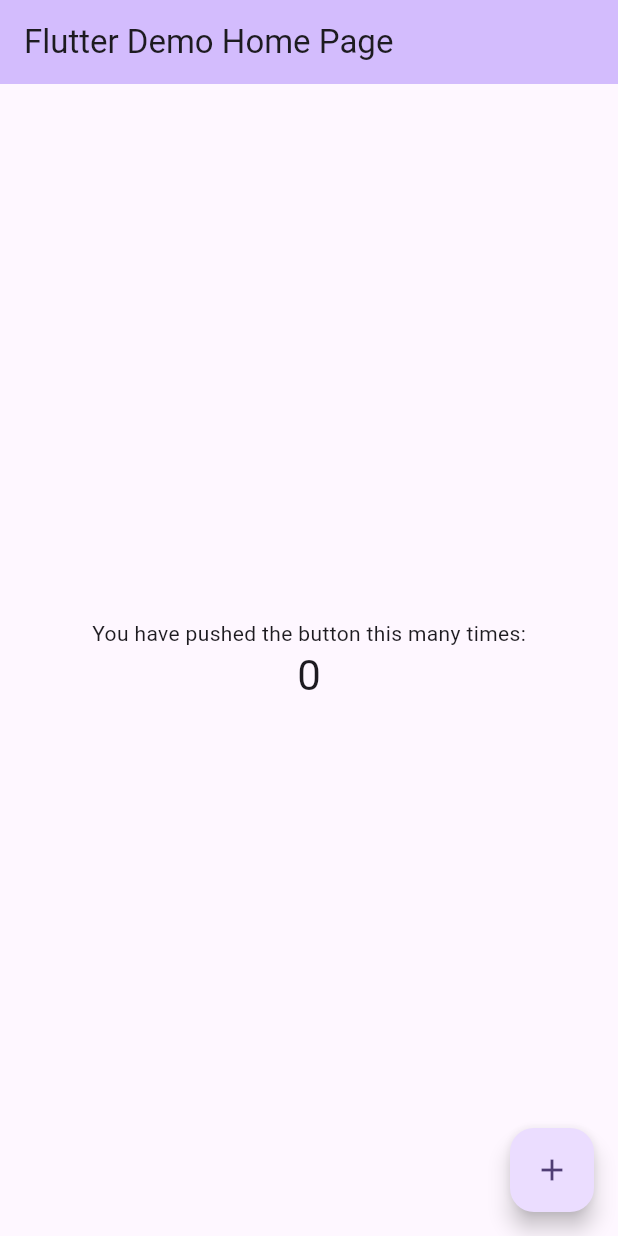
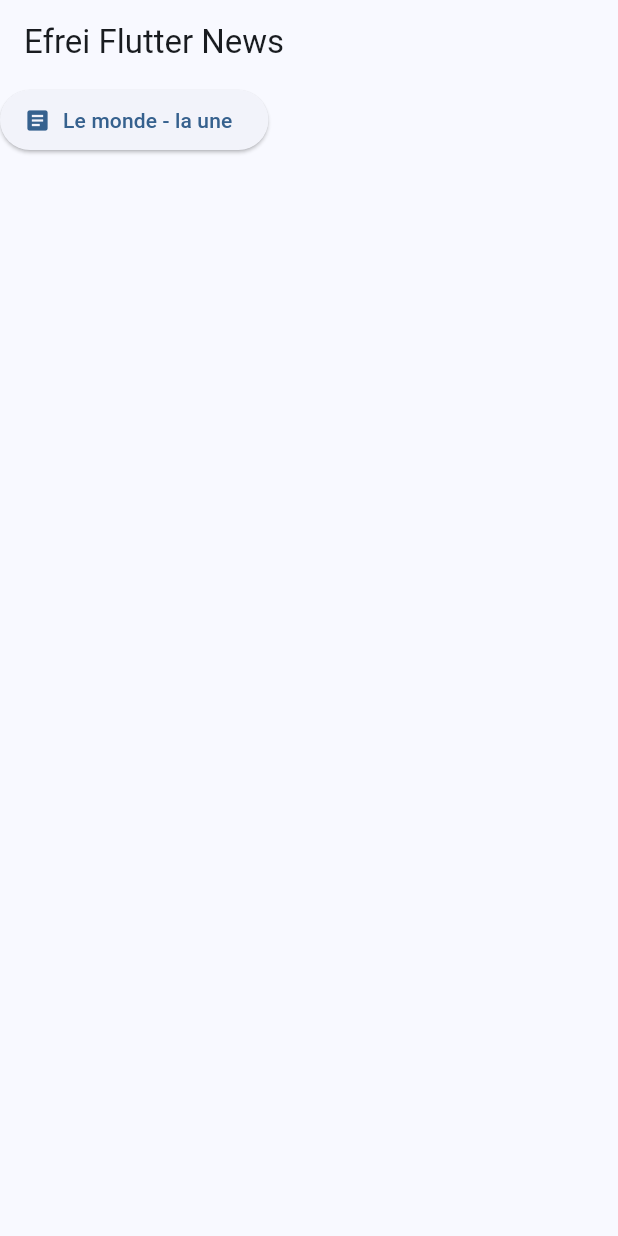
Before and after one commit to Araden14/efrei_flutter_news, a Flutter app: the screen it shows after launch, on a phone screen of 412 x 824 dp. Run offline on Flutter 3.47's test engine with Material 3 defaults, Android fonts, the phone set to English and light mode, and no system bars; our stand-ins replace dio; missing offline and left inert: xml2json.

Commit message:
working version

```diff
--- a/lib/main.dart
+++ b/lib/main.dart
@@ -1,3 +1,6 @@
+import 'package:efrei_flutter_news/screens/home.dart';
+import 'package:efrei_flutter_news/services/lemonde.dart';
+import 'package:efrei_flutter_news/widgets/headlineslist.dart';
 import 'package:flutter/material.dart';
 
 void main() {
@@ -7,116 +10,30 @@ void main() {
 class MyApp extends StatelessWidget {
   const MyApp({super.key});
 
-  // This widget is the root of your application.
   @override
   Widget build(BuildContext context) {
     return MaterialApp(
+      debugShowCheckedModeBanner: false,
       title: 'Flutter Demo',
       theme: ThemeData(
-        // This is the theme of your application.
-        //
-        // TRY THIS: Try running your application with "flutter run". You'll see
-        // the application has a purple toolbar. Then, without quitting the app,
-        // try changing the seedColor in the colorScheme below to Colors.green
-        // and then invoke "hot reload" (save your changes or press the "hot
-        // reload" button in a Flutter-supported IDE, or press "r" if you used
-        // the command line to start the app).
-        //
-        // Notice that the counter didn't reset back to zero; the application
-        // state is not lost during the reload. To reset the state, use hot
-        // restart instead.
-        //
-        // This works for code too, not just values: Most code changes can be
-        // tested with just a hot reload.
-        colorScheme: .fromSeed(seedColor: Colors.deepPurple),
+        colorScheme: ColorScheme.fromSeed(seedColor: Colors.blue),
+        useMaterial3: true,
       ),
-      home: const MyHomePage(title: 'Flutter Demo Home Page'),
+      home: const MyHomePage(),
     );
   }
 }
 
 class MyHomePage extends StatefulWidget {
-  const MyHomePage({super.key, required this.title});
-
-  // This widget is the home page of your application. It is stateful, meaning
-  // that it has a State object (defined below) that contains fields that affect
-  // how it looks.
-
-  // This class is the configuration for the state. It holds the values (in this
-  // case the title) provided by the parent (in this case the App widget) and
-  // used by the build method of the State. Fields in a Widget subclass are
-  // always marked "final".
-
-  final String title;
+  const MyHomePage({super.key});
 
   @override
   State<MyHomePage> createState() => _MyHomePageState();
 }
 
 class _MyHomePageState extends State<MyHomePage> {
-  int _counter = 0;
-
-  void _incrementCounter() {
-    setState(() {
-      // This call to setState tells the Flutter framework that something has
-      // changed in this State, which causes it to rerun the build method below
-      // so that the display can reflect the updated values. If we changed
-      // _counter without calling setState(), then the build method would not be
-      // called again, and so nothing would appear to happen.
-      _counter++;
-    });
-  }
-
   @override
   Widget build(BuildContext context) {
-    // This method is rerun every time setState is called, for instance as done
-    // by the _incrementCounter method above.
-    //
-    // The Flutter framework has been optimized to make rerunning build methods
-    // fast, so that you can just rebuild anything that needs updating rather
-    // than having to individually change instances of widgets.
-    return Scaffold(
-      appBar: AppBar(
-        // TRY THIS: Try changing the color here to a specific color (to
-        // Colors.amber, perhaps?) and trigger a hot reload to see the AppBar
-        // change color while the other colors stay the same.
-        backgroundColor: Theme.of(context).colorScheme.inversePrimary,
-        // Here we take the value from the MyHomePage object that was created by
-        // the App.build method, and use it to set our appbar title.
-        title: Text(widget.title),
-      ),
-      body: Center(
-        // Center is a layout widget. It takes a single child and positions it
-        // in the middle of the parent.
-        child: Column(
-          // Column is also a layout widget. It takes a list of children and
-          // arranges them vertically. By default, it sizes itself to fit its
-          // children horizontally, and tries to be as tall as its parent.
-          //
-          // Column has various properties to control how it sizes itself and
-          // how it positions its children. Here we use mainAxisAlignment to
-          // center the children vertically; the main axis here is the vertical
-          // axis because Columns are vertical (the cross axis would be
-          // horizontal).
-          //
-          // TRY THIS: Invoke "debug painting" (choose the "Toggle Debug Paint"
-          // action in the IDE, or press "p" in the console), to see the
-          // wireframe for each widget.
-          mainAxisAlignment: .center,
-          children: [
-            const Text('You have pushed the button this many times:'),
-            Text(
-              '$_counter',
-              style: Theme.of(context).textTheme.headlineMedium,
-            ),
-          ],
-        ),
-      ),
-      floatingActionButton: FloatingActionButton(
-        onPressed: _incrementCounter,
-        tooltip: 'Increment',
-        child: const Icon(Icons.add),
-      ),
-    );
+    return HomePage();
   }
 }
--- /dev/null
+++ b/lib/screens/home.dart
@@ -0,0 +1,23 @@
+import '../widgets/headlineslist.dart';
+import 'package:flutter/material.dart';
+
+class HomePage extends StatelessWidget {
+  @override
+  Widget build(BuildContext context) {
+    return Scaffold(
+      appBar: AppBar(
+        title: Text('Efrei Flutter News'),
+      ),
+      body: Column(
+        children: [
+          ElevatedButton.icon(onPressed: () {
+            Navigator.push(
+              context,
+              MaterialPageRoute(builder: (context) => LeMondeHeadlines()),
+            );
+          }, icon: Icon(Icons.article), label: Text('Le monde - la une')),
+        ],
+      ),
+    );
+  }
+}
--- a/pubspec.yaml
+++ b/pubspec.yaml
@@ -1,4 +1,4 @@
-name: efrei_flutter_2026
+name: efrei_flutter_news
 description: "A new Flutter project."
 # The following line prevents the package from being accidentally published to
 # pub.dev using `flutter pub publish`. This is preferred for private packages.
@@ -34,6 +34,10 @@ dependencies:
   # The following adds the Cupertino Icons font to your application.
   # Use with the CupertinoIcons class for iOS style icons.
   cupertino_icons: ^1.0.8
+  dio: ^5.9.0
+  xml2json: ^6.2.7
+  logging: ^1.3.0
+  url_launcher: ^6.3.2
 
 dev_dependencies:
   flutter_test:
```
Also changed, not shown: lib/models/lemonde.dart (added, +19 -0 lines), lib/services/lemonde.dart (added, +30 -0 lines), lib/widgets/headlineslist.dart (added, +88 -0 lines), pubspec.lock, 5 other files.
